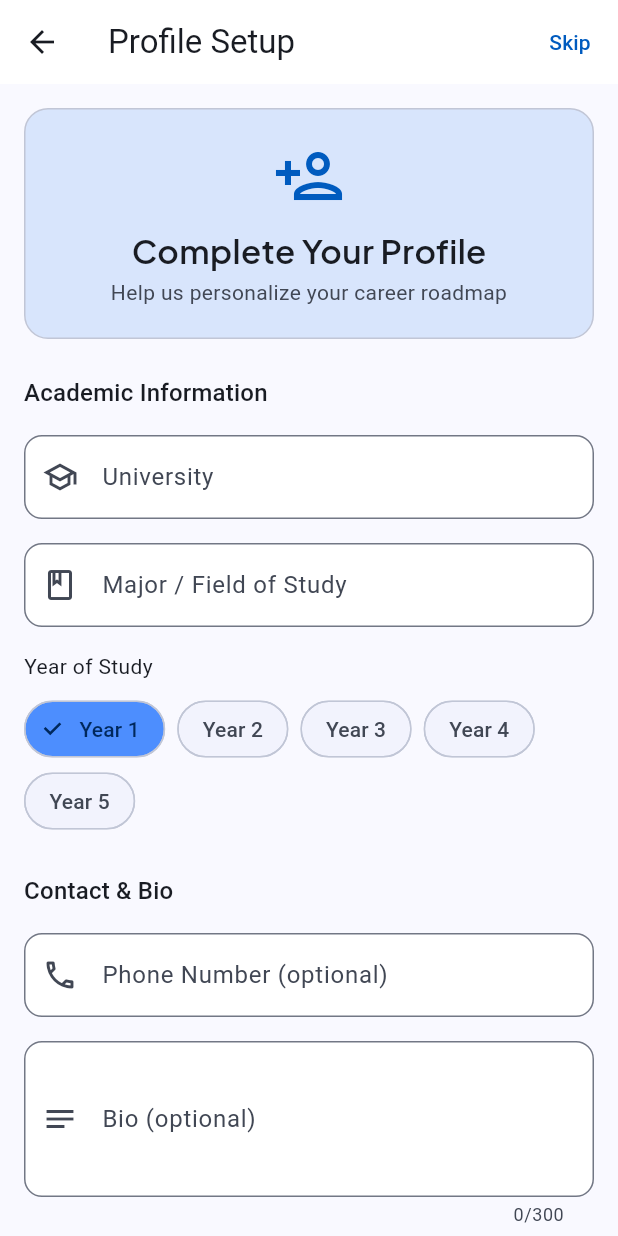
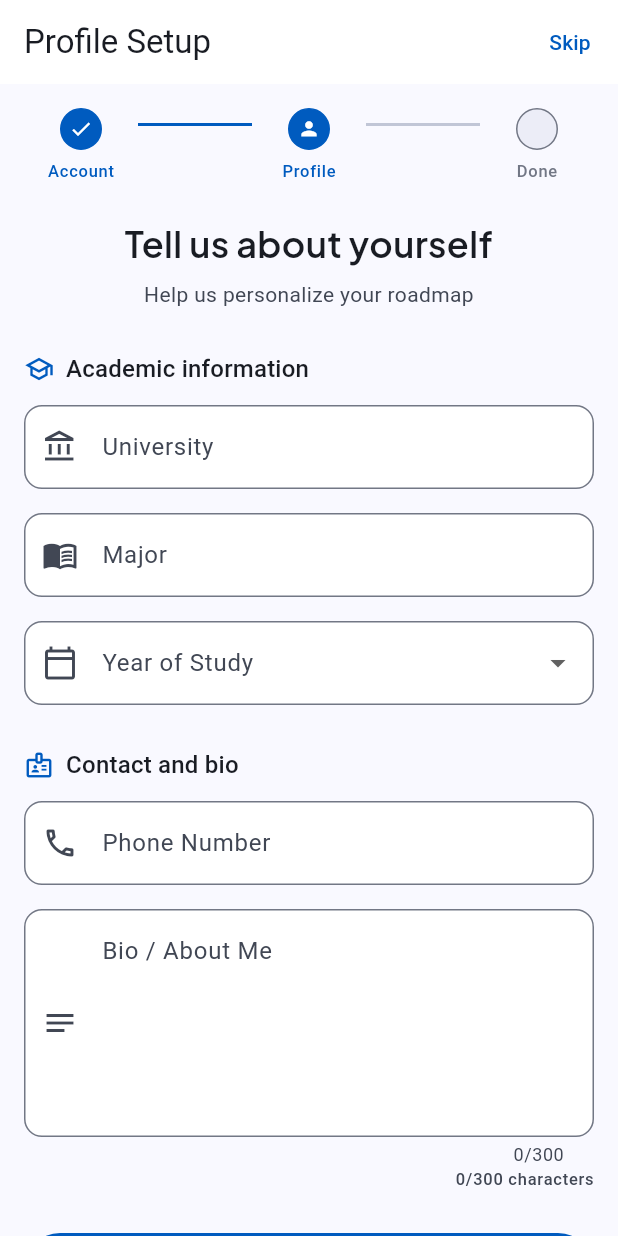
Before and after one commit to blackspacelock/prn232, a Flutter app: the ProfileSetupScreen screen opened by its route, on a phone screen of 412 x 824 dp. Run offline on Flutter 3.47's test engine with Material 3 defaults, Android fonts, the phone set to English and light mode, and no system bars; our stand-ins replace dio, flutter_animate, flutter_riverpod, flutter_secure_storage, go_router, google_fonts and 3 more; accounts and stored records are empty.

Commit message:
feat: add mobile Profile Setup (Onboarding)

```diff
--- /dev/null
+++ b/mobile/lib/core/models/profile_models.dart
@@ -0,0 +1,53 @@
+class UpdateProfileDto {
+  const UpdateProfileDto({
+    this.bioDescription,
+    this.phoneNumber,
+    this.university,
+    this.major,
+    this.studiedYear,
+  });
+
+  final String? bioDescription;
+  final String? phoneNumber;
+  final String? university;
+  final String? major;
+  final int? studiedYear;
+
+  Map<String, dynamic> toJson() => {
+        'bioDescription': bioDescription,
+        'phoneNumber': phoneNumber,
+        'university': university,
+        'major': major,
+        'studiedYear': studiedYear,
+      }..removeWhere((_, value) => value == null);
+}
+
+class ProfileDto {
+  const ProfileDto({
+    required this.profileId,
+    required this.userId,
+    this.bioDescription,
+    this.phoneNumber,
+    this.university,
+    this.major,
+    this.studiedYear,
+  });
+
+  final String profileId;
+  final String userId;
+  final String? bioDescription;
+  final String? phoneNumber;
+  final String? university;
+  final String? major;
+  final int? studiedYear;
+
+  factory ProfileDto.fromJson(Map<String, dynamic> json) => ProfileDto(
+        profileId: (json['profileId'] ?? json['id'] ?? '').toString(),
+        userId: (json['userId'] ?? '').toString(),
+        bioDescription: json['bioDescription'] as String?,
+        phoneNumber: json['phoneNumber'] as String?,
+        university: json['university'] as String?,
+        major: json['major'] as String?,
+        studiedYear: json['studiedYear'] as int?,
+      );
+}
--- a/mobile/lib/features/auth/screens/profile_setup_screen.dart
+++ b/mobile/lib/features/auth/screens/profile_setup_screen.dart
@@ -1,16 +1,15 @@
 import 'package:flutter/material.dart';
+import 'package:flutter/services.dart';
 import 'package:flutter_riverpod/flutter_riverpod.dart';
 import 'package:go_router/go_router.dart';
-import 'package:dio/dio.dart';
-import '../../../core/api/api_constants.dart';
-import '../../../core/api/dio_client.dart';
 import '../../../core/models/app_exception.dart';
-import '../../../core/storage/token_storage.dart';
+import '../../../core/models/profile_models.dart';
 import '../../../core/theme/app_colors.dart';
 import '../../../core/theme/app_text_styles.dart';
 import '../../../core/widgets/app_button.dart';
 import '../../../core/widgets/app_snackbar.dart';
 import '../../../core/widgets/app_text_field.dart';
+import '../../profile/providers/profile_provider.dart';
 
 class ProfileSetupScreen extends ConsumerStatefulWidget {
   const ProfileSetupScreen({super.key});
@@ -25,8 +24,13 @@ class _ProfileSetupScreenState extends ConsumerState<ProfileSetupScreen> {
   final _majorCtrl = TextEditingController();
   final _phoneCtrl = TextEditingController();
   final _bioCtrl = TextEditingController();
-  int _studiedYear = 1;
-  bool _loading = false;
+  int? _studiedYear;
+
+  @override
+  void initState() {
+    super.initState();
+    _bioCtrl.addListener(() => setState(() {}));
+  }
 
   @override
   void dispose() {
@@ -39,149 +43,286 @@ class _ProfileSetupScreenState extends ConsumerState<ProfileSetupScreen> {
 
   Future<void> _submit() async {
     if (!_formKey.currentState!.validate()) return;
-    setState(() => _loading = true);
+
+    final dto = UpdateProfileDto(
+      university: _emptyToNull(_universityCtrl.text),
+      major: _emptyToNull(_majorCtrl.text),
+      studiedYear: _studiedYear,
+      phoneNumber: _emptyToNull(_phoneCtrl.text),
+      bioDescription: _emptyToNull(_bioCtrl.text),
+    );
+
     try {
-      final userId = await TokenStorage.getUserId();
-      await DioClient.instance.put(
-        '${ApiConstants.profiles}/$userId',
-        data: {
-          'university': _universityCtrl.text.trim(),
-          'major': _majorCtrl.text.trim(),
-          'studiedYear': _studiedYear,
-          'phoneNumber': _phoneCtrl.text.trim(),
-          'bioDescription': _bioCtrl.text.trim(),
-        },
-      );
+      await ref.read(profileSetupProvider.notifier).updateProfile(dto);
       if (!mounted) return;
+      AppSnackbar.showSuccess(context, 'Profile setup complete');
       context.go('/dashboard');
-    } on DioException catch (e) {
-      final msg = e.response?.data?.toString() ?? 'Failed to save profile';
-      if (mounted) AppSnackbar.showError(context, msg);
     } on AppException catch (e) {
       if (mounted) AppSnackbar.showError(context, e.message);
-    } finally {
-      if (mounted) setState(() => _loading = false);
+    } catch (_) {
+      if (mounted) AppSnackbar.showError(context, 'Failed to save profile');
     }
+  }
+
+  String? _emptyToNull(String value) {
+    final trimmed = value.trim();
+    return trimmed.isEmpty ? null : trimmed;
   }
 
   @override
   Widget build(BuildContext context) {
+    final isLoading = ref.watch(profileSetupProvider).isLoading;
+
     return Scaffold(
       backgroundColor: AppColors.surface,
       appBar: AppBar(
-        leading: const BackButton(),
+        automaticallyImplyLeading: false,
         title: const Text('Profile Setup'),
         actions: [
           TextButton(
-            onPressed: () => context.go('/dashboard'),
+            onPressed: isLoading ? null : () => context.go('/dashboard'),
             child: const Text('Skip'),
           ),
         ],
       ),
-      body: SingleChildScrollView(
+      body: SafeArea(
+        child: SingleChildScrollView(
           padding: const EdgeInsets.all(16),
+          child: Center(
+            child: ConstrainedBox(
+              constraints: const BoxConstraints(maxWidth: 520),
               child: Form(
                 key: _formKey,
                 child: Column(
-            crossAxisAlignment: CrossAxisAlignment.start,
+                  crossAxisAlignment: CrossAxisAlignment.stretch,
                   children: [
-              // Header
-              Container(
-                width: double.infinity,
-                padding: const EdgeInsets.all(20),
-                decoration: BoxDecoration(
-                  color: AppColors.primaryContainer.withValues(alpha: 0.15),
-                  borderRadius: BorderRadius.circular(16),
-                  border: Border.all(color: AppColors.outlineVariant),
-                ),
-                child: Column(
-                  children: [
-                    const Icon(Icons.person_add_outlined,
-                        size: 48, color: AppColors.primary),
-                    const SizedBox(height: 12),
-                    Text('Complete Your Profile',
-                        style: AppTextStyles.titleLarge),
-                    const SizedBox(height: 4),
+                    const _OnboardingStepper(),
+                    const SizedBox(height: 24),
                     Text(
-                      'Help us personalize your career roadmap',
-                      style: AppTextStyles.bodyMedium
-                          .copyWith(color: AppColors.onSurfaceVariant),
+                      'Tell us about yourself',
+                      style: AppTextStyles.headlineMedium,
                       textAlign: TextAlign.center,
                     ),
-                  ],
+                    const SizedBox(height: 8),
+                    Text(
+                      'Help us personalize your roadmap',
+                      style: AppTextStyles.bodyMedium.copyWith(
+                        color: AppColors.onSurfaceVariant,
                       ),
+                      textAlign: TextAlign.center,
                     ),
-              const SizedBox(height: 24),
-
-              Text('Academic Information', style: AppTextStyles.titleMedium),
-              const SizedBox(height: 16),
+                    const SizedBox(height: 28),
+                    const _SectionTitle(
+                      icon: Icons.school_outlined,
+                      label: 'Academic information',
+                    ),
+                    const SizedBox(height: 12),
                     AppTextField(
                       label: 'University',
+                      hint: 'FPT University',
                       controller: _universityCtrl,
-                prefixIcon: const Icon(Icons.school_outlined),
+                      prefixIcon: const Icon(Icons.account_balance_outlined),
                       textInputAction: TextInputAction.next,
                     ),
                     const SizedBox(height: 16),
                     AppTextField(
-                label: 'Major / Field of Study',
+                      label: 'Major',
+                      hint: 'Software Engineering',
                       controller: _majorCtrl,
-                prefixIcon: const Icon(Icons.book_outlined),
+                      prefixIcon: const Icon(Icons.menu_book_outlined),
                       textInputAction: TextInputAction.next,
                     ),
                     const SizedBox(height: 16),
-
-              // Year selector
-              Text('Year of Study', style: AppTextStyles.bodyMedium),
-              const SizedBox(height: 8),
-              Wrap(
-                spacing: 8,
-                children: List.generate(
+                    DropdownButtonFormField<int>(
+                      initialValue: _studiedYear,
+                      decoration: const InputDecoration(
+                        labelText: 'Year of Study',
+                        prefixIcon: Icon(Icons.calendar_today_outlined),
+                      ),
+                      items: List.generate(
                         5,
-                  (i) => ChoiceChip(
-                    label: Text('Year ${i + 1}'),
-                    selected: _studiedYear == i + 1,
-                    onSelected: (_) => setState(() => _studiedYear = i + 1),
+                        (index) => DropdownMenuItem(
+                          value: index + 1,
+                          child:
+                              Text('${index + 1}${_ordinal(index + 1)} year'),
                         ),
                       ),
+                      onChanged: isLoading
+                          ? null
+                          : (value) => setState(() => _studiedYear = value),
                     ),
-              const SizedBox(height: 24),
-
-              Text('Contact & Bio', style: AppTextStyles.titleMedium),
-              const SizedBox(height: 16),
+                    const SizedBox(height: 28),
+                    const _SectionTitle(
+                      icon: Icons.badge_outlined,
+                      label: 'Contact and bio',
+                    ),
+                    const SizedBox(height: 12),
                     AppTextField(
-                label: 'Phone Number (optional)',
+                      label: 'Phone Number',
                       controller: _phoneCtrl,
                       keyboardType: TextInputType.phone,
                       prefixIcon: const Icon(Icons.phone_outlined),
                       textInputAction: TextInputAction.next,
+                      validator: (value) {
+                        final phone = value?.trim() ?? '';
+                        if (phone.isEmpty) {
+                          return null;
+                        }
+                        if (phone.length < 8) {
+                          return 'Phone number looks too short';
+                        }
+                        return null;
+                      },
                     ),
                     const SizedBox(height: 16),
-              AppTextField(
-                label: 'Bio (optional)',
+                    TextFormField(
                       controller: _bioCtrl,
-                maxLines: 4,
-                minLines: 3,
+                      maxLines: 5,
                       maxLength: 300,
-                prefixIcon: const Icon(Icons.notes_outlined),
                       textInputAction: TextInputAction.done,
+                      inputFormatters: [
+                        LengthLimitingTextInputFormatter(300),
+                      ],
+                      decoration: const InputDecoration(
+                        labelText: 'Bio / About Me',
+                        hintText:
+                            'What are you learning, building, or aiming for?',
+                        prefixIcon: Icon(Icons.notes_outlined),
+                        alignLabelWithHint: true,
                       ),
-              const SizedBox(height: 32),
-
+                    ),
+                    Align(
+                      alignment: Alignment.centerRight,
+                      child: Text(
+                        '${_bioCtrl.text.length}/300 characters',
+                        style: AppTextStyles.labelSmall.copyWith(
+                          color: AppColors.onSurfaceVariant,
+                        ),
+                      ),
+                    ),
+                    const SizedBox(height: 28),
                     AppButton(
                       label: 'Complete Setup',
                       onPressed: _submit,
-                isLoading: _loading,
+                      isLoading: isLoading,
                     ),
                     const SizedBox(height: 12),
                     AppButton(
                       label: 'Skip for now',
                       variant: AppButtonVariant.text,
-                onPressed: () => context.go('/dashboard'),
+                      onPressed:
+                          isLoading ? null : () => context.go('/dashboard'),
                     ),
                   ],
                 ),
               ),
             ),
+          ),
+        ),
+      ),
+    );
+  }
+
+  static String _ordinal(int value) {
+    return switch (value) {
+      1 => 'st',
+      2 => 'nd',
+      3 => 'rd',
+      _ => 'th',
+    };
+  }
+}
+
+class _OnboardingStepper extends StatelessWidget {
+  const _OnboardingStepper();
+
+  @override
+  Widget build(BuildContext context) {
+    return const Row(
+      children: [
+        Expanded(child: _StepItem(label: 'Account', complete: true)),
+        _StepDivider(active: true),
+        Expanded(child: _StepItem(label: 'Profile', active: true)),
+        _StepDivider(),
+        Expanded(child: _StepItem(label: 'Done')),
+      ],
     );
   }
 }
+
+class _StepItem extends StatelessWidget {
+  const _StepItem({
+    required this.label,
+    this.active = false,
+    this.complete = false,
+  });
+
+  final String label;
+  final bool active;
+  final bool complete;
+
+  @override
+  Widget build(BuildContext context) {
+    final color = active || complete ? AppColors.primary : AppColors.outline;
+    return Column(
+      children: [
+        Container(
+          width: 28,
+          height: 28,
+          decoration: BoxDecoration(
+            color: complete || active
+                ? AppColors.primary
+                : AppColors.surfaceContainer,
+            shape: BoxShape.circle,
+            border: Border.all(color: color),
+          ),
+          child: complete
+              ? const Icon(Icons.check, color: AppColors.onPrimary, size: 16)
+              : active
+                  ? const Icon(Icons.person,
+                      color: AppColors.onPrimary, size: 15)
+                  : null,
+        ),
+        const SizedBox(height: 6),
+        Text(label, style: AppTextStyles.labelSmall.copyWith(color: color)),
+      ],
+    );
+  }
+}
+
+class _StepDivider extends StatelessWidget {
+  const _StepDivider({this.active = false});
+
+  final bool active;
+
+  @override
+  Widget build(BuildContext context) {
+    return Expanded(
+      child: Padding(
+        padding: const EdgeInsets.only(bottom: 28),
+        child: Container(
+          height: 2,
+          color: active ? AppColors.primary : AppColors.outlineVariant,
+        ),
+      ),
+    );
+  }
+}
+
+class _SectionTitle extends StatelessWidget {
+  const _SectionTitle({required this.icon, required this.label});
+
+  final IconData icon;
+  final String label;
+
+  @override
+  Widget build(BuildContext context) {
+    return Row(
+      children: [
+        Icon(icon, color: AppColors.primary, size: 20),
+        const SizedBox(width: 8),
+        Text(label, style: AppTextStyles.titleMedium),
+      ],
+    );
+  }
+}
--- /dev/null
+++ b/mobile/lib/features/profile/data/profile_repository.dart
@@ -0,0 +1,5 @@
+import '../../../core/models/profile_models.dart';
+
+abstract class ProfileRepository {
+  Future<ProfileDto> updateProfile(String userId, UpdateProfileDto dto);
+}
```
Also changed, not shown: mobile/lib/core/models/auth_response_dto.dart (+16 -0 lines), mobile/lib/features/auth/providers/auth_provider.dart (+9 -1 lines), mobile/lib/features/profile/data/profile_repository_impl.dart (added, +45 -0 lines), mobile/lib/features/profile/providers/profile_provider.dart (added, +38 -0 lines). Lines whose indentation alone changed are shown as unchanged.
